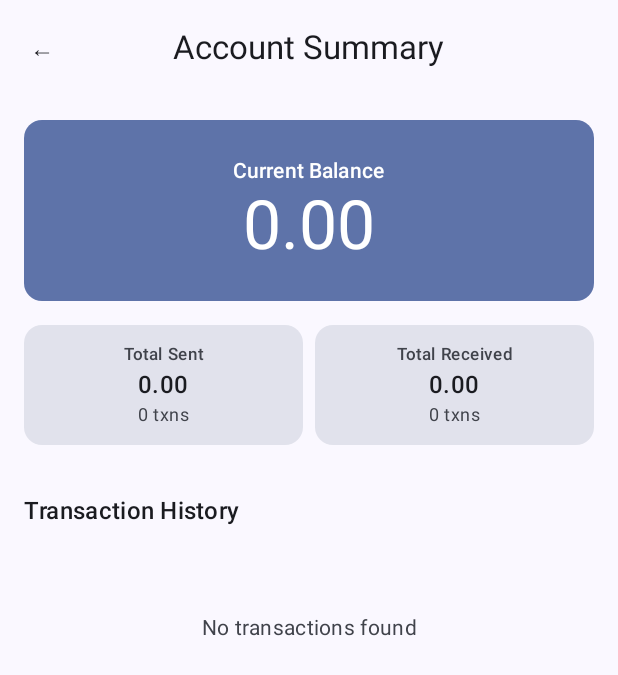
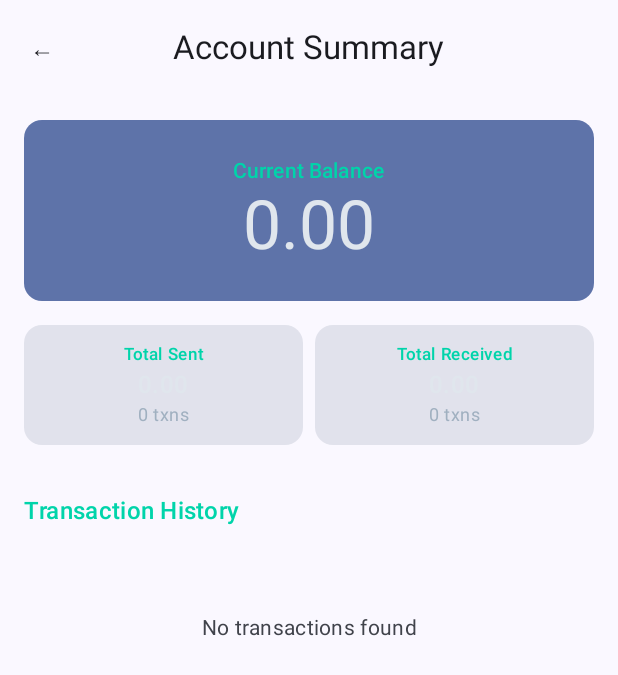
Before and after one commit to joelbcohen/Cloud_Crypto_Google, an Android app built with Jetpack Compose: the composable AccountSummaryScreen called with empty values, on a phone screen of 412 x 824 dp. Shown: the top 675 px of the screen. Run offline under Robolectric (Android 15) with nearby library versions, the phone set to English and light mode, and no system bars.

Commit message:
Fix black text in Account Summary screen for dark background readability
Apply explicit teal/light colors to Balance Card, Account ID card,
Transaction History title, and StatCard labels/values/subtexts.

https://claude.ai/code/session_01Ru6hdQGu7Rbk1Pgeri9ZY3

```diff
--- a/mobile/src/main/java/io/callista/cloudcrypto/MainActivity.kt
+++ b/mobile/src/main/java/io/callista/cloudcrypto/MainActivity.kt
@@ -530,12 +530,12 @@ fun AccountSummaryScreen(
                         Text(
                             text = "Current Balance",
                             style = MaterialTheme.typography.labelLarge,
-                            color = MaterialTheme.colorScheme.onPrimaryContainer
+                            color = Color(0xFF00D4AA)
                         )
                         Text(
                             text = formattedBalance,
                             style = MaterialTheme.typography.displayMedium,
-                            color = MaterialTheme.colorScheme.onPrimaryContainer
+                            color = Color(0xFFE0E6ED)
                         )
                     }
                 }
@@ -580,11 +580,12 @@ fun AccountSummaryScreen(
                             Text(
                                 text = "Account ID",
                                 style = MaterialTheme.typography.labelMedium,
-                                color = MaterialTheme.colorScheme.onSurfaceVariant
+                                color = Color(0xFF00D4AA)
                             )
                             Text(
                                 text = accountData.id,
                                 style = MaterialTheme.typography.bodyMedium,
+                                color = Color(0xFFE0E6ED),
                                 textAlign = TextAlign.Center,
                                 modifier = Modifier.padding(top = 4.dp)
                             )
@@ -597,6 +598,7 @@ fun AccountSummaryScreen(
                 Text(
                     text = "Transaction History",
                     style = MaterialTheme.typography.titleMedium,
+                    color = Color(0xFF00D4AA),
                     modifier = Modifier.padding(top = 16.dp, bottom = 8.dp)
                 )
             }
@@ -650,17 +652,17 @@ fun StatCard(
             Text(
                 text = label,
                 style = MaterialTheme.typography.labelSmall,
-                color = MaterialTheme.colorScheme.onSurfaceVariant
+                color = Color(0xFF00D4AA)
             )
             Text(
                 text = value,
                 style = MaterialTheme.typography.titleMedium,
-                color = MaterialTheme.colorScheme.onSurface
+                color = Color(0xFFE0E6ED)
             )
             Text(
                 text = subtext,
                 style = MaterialTheme.typography.bodySmall,
-                color = MaterialTheme.colorScheme.onSurfaceVariant
+                color = Color(0xFFA0B0C0)
             )
         }
     }
```
